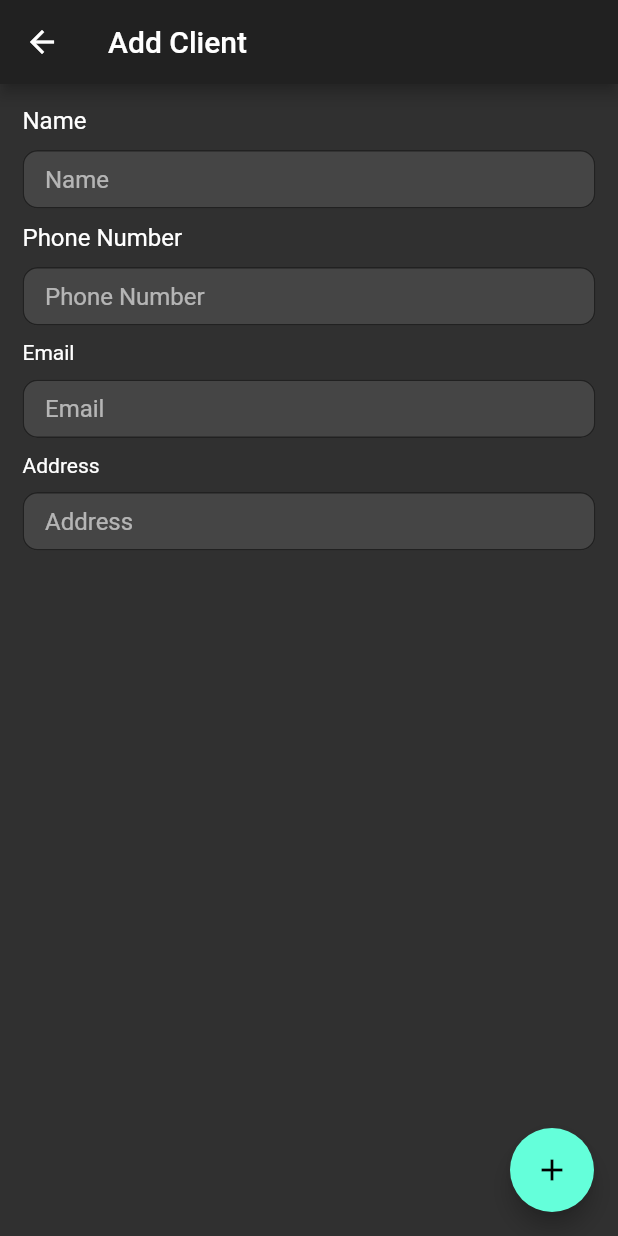
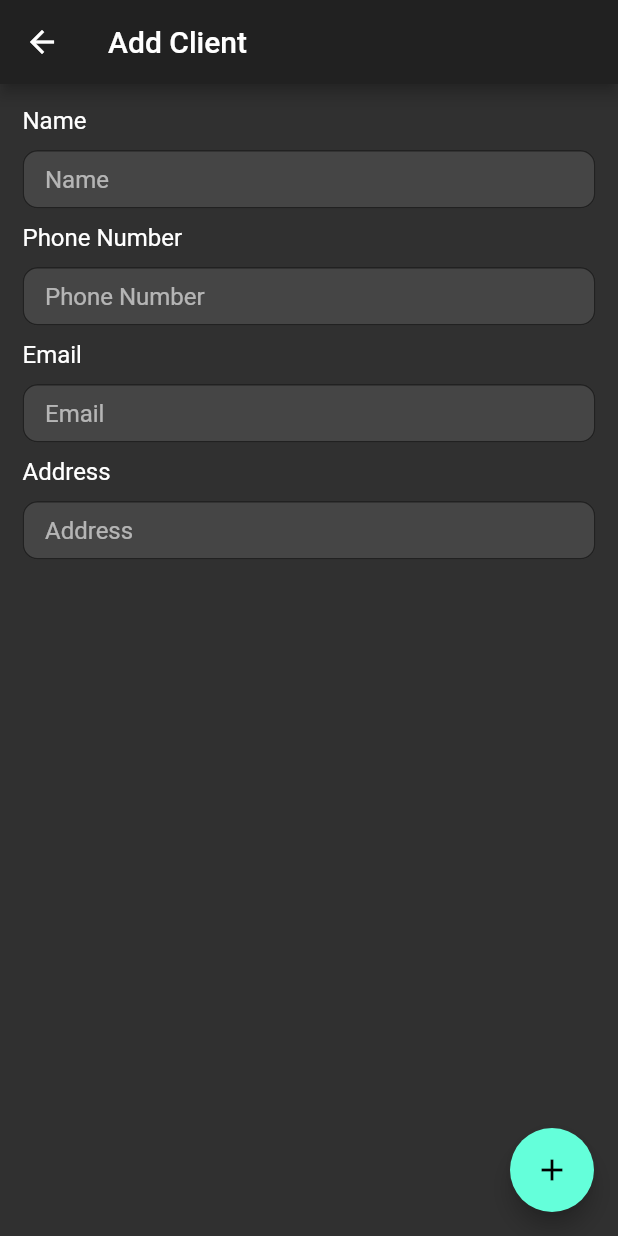
Before and after one commit to devanshu9750/mybusiness, a Flutter app: the AddClient screen opened directly, on a phone screen of 412 x 824 dp. Run offline on Flutter 3.47's test engine with Material 2 defaults, Android fonts, the phone set to English and light mode, and no system bars; drawn by our look-alikes of velocity_x; our stand-ins replace cloud_firestore, firebase_auth, firebase_core, fluttertoast; accounts and stored records are empty.

Commit message:
Changed font size for email and address

```diff
--- a/lib/screens/clients_side/add_client.dart
+++ b/lib/screens/clients_side/add_client.dart
@@ -79,7 +79,7 @@ class _AddClientState extends State<AddClient> {
         SizedBox(
           height: 10,
         ),
-        "Email".text.make(),
+        "Email".text.size(16).make(),
         SizedBox(
           height: 10,
         ),
@@ -93,7 +93,7 @@ class _AddClientState extends State<AddClient> {
         SizedBox(
           height: 10,
         ),
-        "Address".text.make(),
+        "Address".text.size(16).make(),
         SizedBox(
           height: 10,
         ),
```
